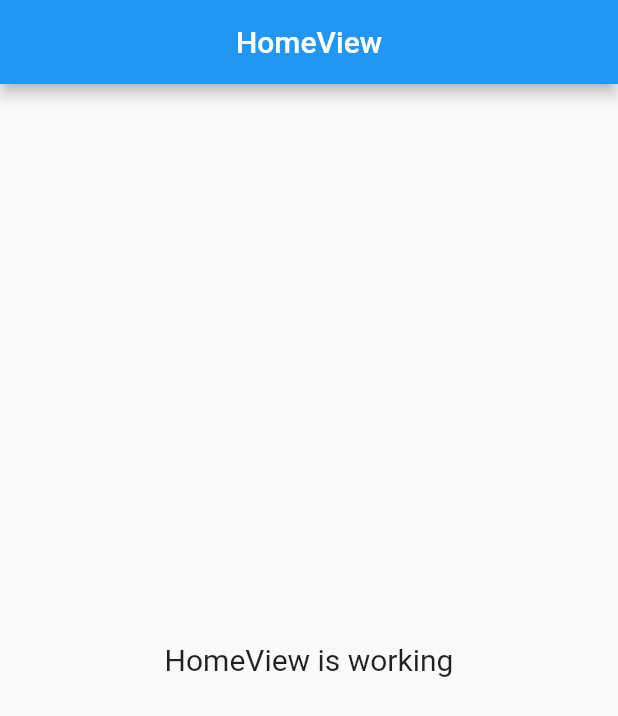
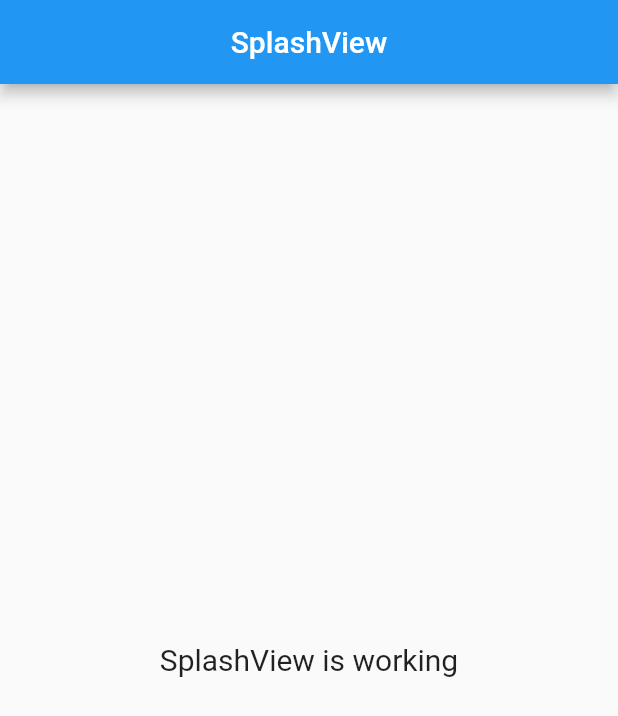
Before and after one commit to Sanoj-Raja/zartek, a Flutter app: the screen it shows after launch, on a phone screen of 412 x 824 dp. Shown: the top 716 px of the screen. Run offline on Flutter 3.47's test engine with Material 2 defaults, Android fonts, the phone set to English and light mode, and no system bars; our stand-ins replace get.

Commit message:
Added Splash Screen.

```diff
--- /dev/null
+++ b/lib/app/modules/splash/views/splash_view.dart
@@ -0,0 +1,23 @@
+import 'package:flutter/material.dart';
+
+import 'package:get/get.dart';
+
+import '../controllers/splash_controller.dart';
+
+class SplashView extends GetView<SplashController> {
+  @override
+  Widget build(BuildContext context) {
+    return Scaffold(
+      appBar: AppBar(
+        title: Text('SplashView'),
+        centerTitle: true,
+      ),
+      body: Center(
+        child: Text(
+          'SplashView is working',
+          style: TextStyle(fontSize: 20),
+        ),
+      ),
+    );
+  }
+}
--- a/lib/app/routes/app_routes.dart
+++ b/lib/app/routes/app_routes.dart
@@ -7,10 +7,12 @@
   static const HOME = _Paths.HOME;
   static const LOGIN = _Paths.LOGIN;
   static const REGISTER = _Paths.REGISTER;
+  static const SPLASH = _Paths.SPLASH;
 }
 
 abstract class _Paths {
   static const HOME = '/home';
   static const LOGIN = '/login';
   static const REGISTER = '/register';
+  static const SPLASH = '/splash';
 }
--- a/lib/main.dart
+++ b/lib/main.dart
@@ -1,7 +1,5 @@
 import 'package:flutter/material.dart';
-
 import 'package:get/get.dart';
-
 import 'app/routes/app_pages.dart';
 
 void main() {
```
Also changed, not shown: lib/app/modules/splash/bindings/splash_binding.dart (added, +12 -0 lines), lib/app/modules/splash/controllers/splash_controller.dart (added, +16 -0 lines), lib/app/routes/app_pages.dart (+8 -1 lines).
